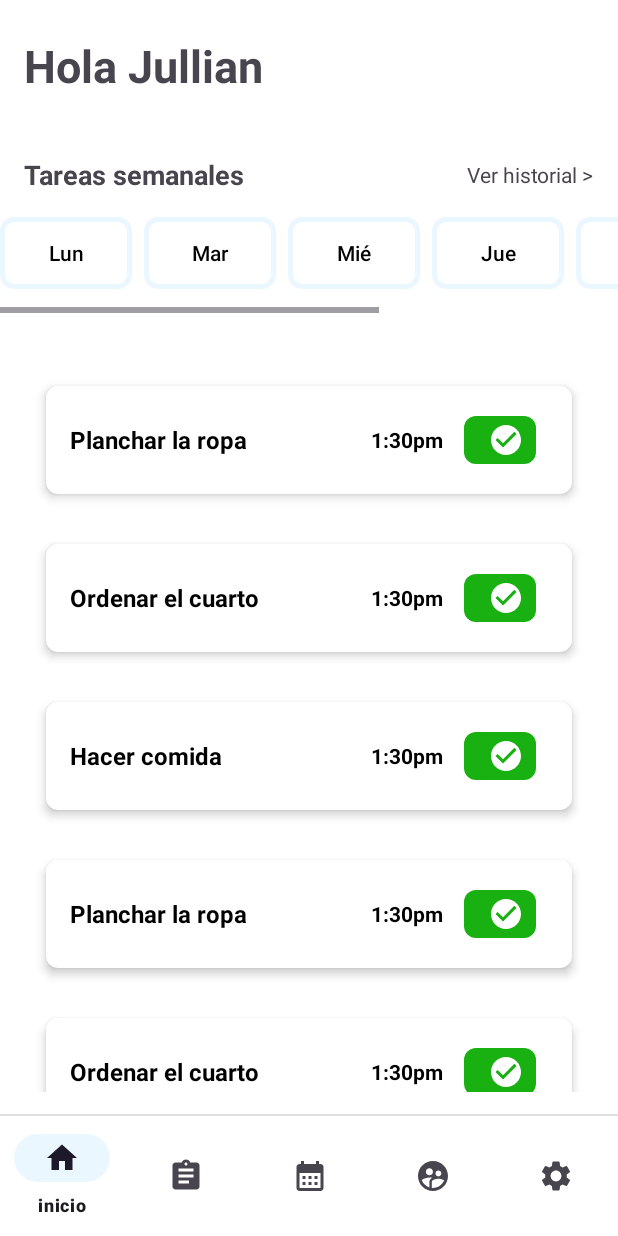
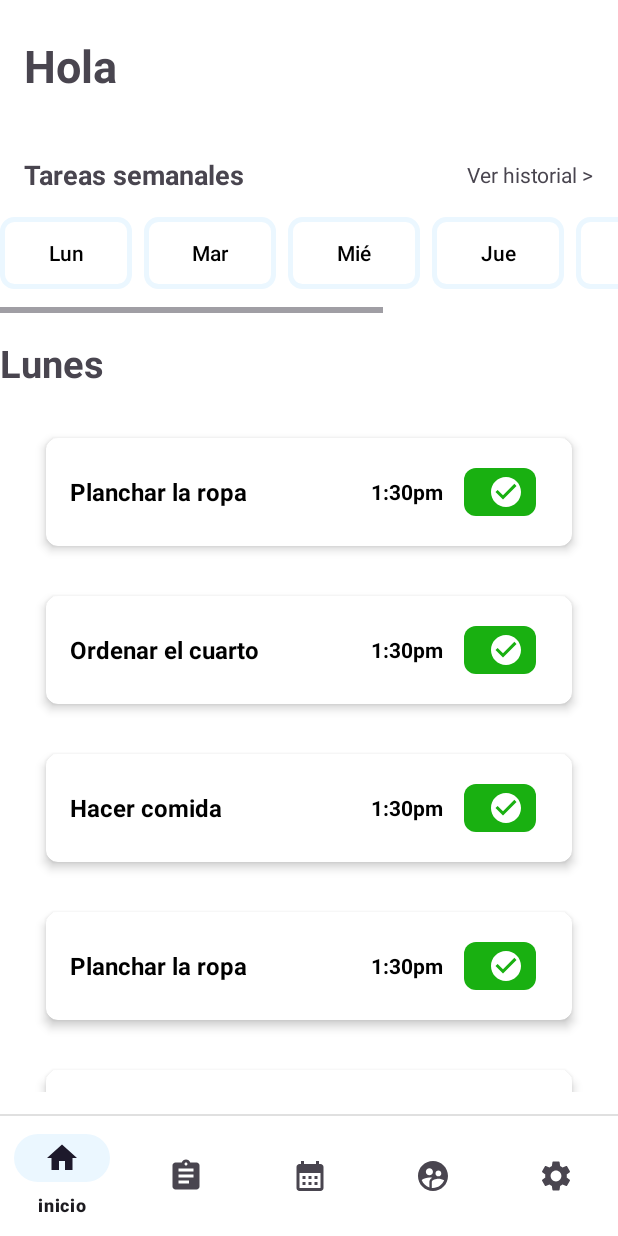
Before and after one commit to abel11604/Taskmate-App, an Android app: the MenuActivity screen opened directly, with no data from a screen before it, on a phone screen of 412 x 824 dp. Run offline under Robolectric (Android 15) with nearby library versions, the light colour scheme and no system bars.

Commit message:
fragment de inicio casi terminado

```diff
--- a/TaskMateApp/app/src/main/java/mx/edu/itson/taskmateapp/inicio.kt
+++ b/TaskMateApp/app/src/main/java/mx/edu/itson/taskmateapp/inicio.kt
@@ -9,27 +9,22 @@ import android.view.ViewGroup
 import android.widget.TextView
 import androidx.recyclerview.widget.LinearLayoutManager
 import androidx.recyclerview.widget.RecyclerView
+import com.google.android.material.button.MaterialButton
 
-// TODO: Rename parameter arguments, choose names that match
-// the fragment initialization parameters, e.g. ARG_ITEM_NUMBER
-private const val ARG_PARAM1 = "param1"
-private const val ARG_PARAM2 = "param2"
 
-/**
- * A simple [Fragment] subclass.
- * Use the [inicio.newInstance] factory method to
- * create an instance of this fragment.
- */
+private const val ARG_USUARIO = "usuario"
+private const val ARG_HOGAR = "hogar"
+
 class inicio : Fragment() {
-    // TODO: Rename and change types of parameters
-    private var param1: String? = null
-    private var param2: String? = null
+
+    private var usuario: Usuario? = null
+    private var hogar: Hogar? = null
 
     override fun onCreate(savedInstanceState: Bundle?) {
         super.onCreate(savedInstanceState)
         arguments?.let {
-            param1 = it.getString(ARG_PARAM1)
-            param2 = it.getString(ARG_PARAM2)
+            usuario = it.getSerializable(ARG_USUARIO) as? Usuario
+            hogar = it.getSerializable(ARG_HOGAR) as? Hogar
         }
 
     }
@@ -38,20 +33,47 @@ class inicio : Fragment() {
         inflater: LayoutInflater, container: ViewGroup?,
         savedInstanceState: Bundle?
     ): View? {
-        val rootView = inflater.inflate(R.layout.fragment_inicio, container, false)
+
+        return inflater.inflate(R.layout.fragment_inicio, container, false)
+    }
+
+    override fun onViewCreated(view: View, savedInstanceState: Bundle?) {
+        super.onViewCreated(view, savedInstanceState)
+
+        val bienvenida: TextView = view.findViewById(R.id.greetingTextView)
+        bienvenida.text = "Hola " + (usuario?.username ?: " ")
+
+        val diaTextView: TextView = view.findViewById(R.id.dia)
 
 
-        val historialBtn: TextView = rootView.findViewById(R.id.btn_ver_historial)
+        val btnLun = view.findViewById<MaterialButton>(R.id.btnLun)
+        val btnMar = view.findViewById<MaterialButton>(R.id.btnMar)
+        val btnMie = view.findViewById<MaterialButton>(R.id.btnMie)
+        val btnJue = view.findViewById<MaterialButton>(R.id.btnJue)
+        val btnVie = view.findViewById<MaterialButton>(R.id.btnVie)
+        val btnSab = view.findViewById<MaterialButton>(R.id.btnSab)
+        val btnDom = view.findViewById<MaterialButton>(R.id.btnDom)
+
+
+        btnLun.setOnClickListener { diaTextView.text = "Lunes" }
+        btnMar.setOnClickListener { diaTextView.text = "Martes" }
+        btnMie.setOnClickListener { diaTextView.text = "Miércoles" }
+        btnJue.setOnClickListener { diaTextView.text = "Jueves" }
+        btnVie.setOnClickListener { diaTextView.text = "Viernes" }
+        btnSab.setOnClickListener { diaTextView.text = "Sábado" }
+        btnDom.setOnClickListener { diaTextView.text = "Domingo" }
+
+        val historialBtn: TextView = view.findViewById(R.id.btn_ver_historial)
         historialBtn.setOnClickListener {
             val intent = Intent(activity, HistorialActivity::class.java)
             startActivity(intent)
         }
 
 
-        val recyclerView: RecyclerView = rootView.findViewById(R.id.rvTareas)
+        val recyclerView: RecyclerView = view.findViewById(R.id.rvTareas)
         recyclerView.layoutManager = LinearLayoutManager(context)
 
-        // Datos de prueba para las tareas
+
         val taskList = listOf(
             Task("Planchar la ropa", "Descripción de planchar la ropa"),
             Task("Ordenar el cuarto", "Descripción de ordenar el cuarto"),
@@ -63,33 +85,22 @@ class inicio : Fragment() {
             Task("Planchar la ropa", "Descripción de planchar la ropa"),
             Task("Ordenar el cuarto", "Descripción de ordenar el cuarto"),
             Task("Planchar la ropa", "Descripción de planchar la ropa"),
-            Task("Ordenar el cuarto", "Descripción de ordenar el cuarto"),
+            Task("Ordenar el cuarto", "Descripción de ordenar el cuarto")
+        )
 
-
-        )
 
         val adapter = TaskAdapter(taskList)
         recyclerView.adapter = adapter
-
-        return rootView
     }
 
     companion object {
-        /**
-         * Use this factory method to create a new instance of
-         * this fragment using the provided parameters.
-         *
-         * @param param1 Parameter 1.
-         * @param param2 Parameter 2.
-         * @return A new instance of fragment inicio.
-         */
-        // TODO: Rename and change types and number of parameters
+
         @JvmStatic
-        fun newInstance(param1: String, param2: String) =
+        fun newInstance(usuario: Usuario, hogar: Hogar) =
             inicio().apply {
                 arguments = Bundle().apply {
-                    putString(ARG_PARAM1, param1)
-                    putString(ARG_PARAM2, param2)
+                    putSerializable(ARG_USUARIO, usuario)
+                    putSerializable(ARG_HOGAR, hogar)
                 }
             }
     }
--- a/TaskMateApp/app/src/main/res/layout/fragment_inicio.xml
+++ b/TaskMateApp/app/src/main/res/layout/fragment_inicio.xml
@@ -87,99 +87,73 @@
                 android:paddingBottom="16dp">
 
                 <com.google.android.material.button.MaterialButton
+                    android:id="@+id/btnLun"
                     android:layout_width="wrap_content"
                     android:layout_height="wrap_content"
+                    android:layout_marginEnd="8dp"
                     android:text="Lun"
                     android:textColor="@color/black"
-                android:layout_marginEnd="8dp"
                     android:background="@drawable/day_button_bg"
-                android:insetLeft="0dp"
-                android:insetRight="0dp"
-                android:insetTop="0dp"
-                android:insetBottom="0dp"
-                app:backgroundTint="@null"
-                />
-
-            <com.google.android.material.button.MaterialButton
-                android:layout_width="wrap_content"
-                android:layout_height="wrap_content"
-                android:text="Mar"
-                android:textColor="@color/black"
-                android:layout_marginEnd="8dp"
-                android:background="@drawable/day_button_bg"
-                android:insetLeft="0dp"
-                android:insetRight="0dp"
-                android:insetTop="0dp"
-                android:insetBottom="0dp"
-                app:backgroundTint="@null"
-                />
-
-            <com.google.android.material.button.MaterialButton
-                android:layout_width="wrap_content"
-                android:layout_height="wrap_content"
-                android:text="Mié"
-                android:textColor="@color/black"
-                android:layout_marginEnd="8dp"
-                android:background="@drawable/day_button_bg"
-                android:insetLeft="0dp"
-                android:insetRight="0dp"
-                android:insetTop="0dp"
-                android:insetBottom="0dp"
-                app:backgroundTint="@null"/>
-
-            <com.google.android.material.button.MaterialButton
-                android:layout_width="wrap_content"
-                android:layout_height="wrap_content"
-                android:text="Jue"
-                android:textColor="@color/black"
-                android:layout_marginEnd="8dp"
-                android:background="@drawable/day_button_bg"
-                android:insetLeft="0dp"
-                android:insetRight="0dp"
-                android:insetTop="0dp"
-                android:insetBottom="0dp"
-                app:backgroundTint="@null"
-                />
-
-            <com.google.android.material.button.MaterialButton
-                android:layout_width="wrap_content"
-                android:layout_height="wrap_content"
-                android:text="Vie"
-                android:textColor="@color/black"
-                android:layout_marginEnd="8dp"
-                android:background="@drawable/day_button_bg"
-                android:insetLeft="0dp"
-                android:insetRight="0dp"
-                android:insetTop="0dp"
-                android:insetBottom="0dp"
                     app:backgroundTint="@null" />
 
                 <com.google.android.material.button.MaterialButton
+                    android:id="@+id/btnMar"
                     android:layout_width="wrap_content"
                     android:layout_height="wrap_content"
-                android:text="Sáb"
+                    android:layout_marginEnd="8dp"
+                    android:text="Mar"
                     android:textColor="@color/black"
-                android:layout_marginEnd="8dp"
                     android:background="@drawable/day_button_bg"
-                android:insetLeft="0dp"
-                android:insetRight="0dp"
-                android:insetTop="0dp"
-                android:insetBottom="0dp"
                     app:backgroundTint="@null" />
 
                 <com.google.android.material.button.MaterialButton
+                    android:id="@+id/btnMie"
+                    android:layout_width="wrap_content"
+                    android:layout_height="wrap_content"
+                    android:layout_marginEnd="8dp"
+                    android:text="Mié"
+                    android:textColor="@color/black"
+                    android:background="@drawable/day_button_bg"
+                    app:backgroundTint="@null" />
+
+                <com.google.android.material.button.MaterialButton
+                    android:id="@+id/btnJue"
+                    android:layout_width="wrap_content"
+                    android:layout_height="wrap_content"
+                    android:layout_marginEnd="8dp"
+                    android:text="Jue"
+                    android:textColor="@color/black"
+                    android:background="@drawable/day_button_bg"
+                    app:backgroundTint="@null" />
+
+                <com.google.android.material.button.MaterialButton
+                    android:id="@+id/btnVie"
+                    android:layout_width="wrap_content"
+                    android:layout_height="wrap_content"
+                    android:layout_marginEnd="8dp"
+                    android:text="Vie"
+                    android:textColor="@color/black"
+                    android:background="@drawable/day_button_bg"
+                    app:backgroundTint="@null" />
+
+                <com.google.android.material.button.MaterialButton
+                    android:id="@+id/btnSab"
+                    android:layout_width="wrap_content"
+                    android:layout_height="wrap_content"
+                    android:layout_marginEnd="8dp"
+                    android:text="Sáb"
+                    android:textColor="@color/black"
+                    android:background="@drawable/day_button_bg"
+                    app:backgroundTint="@null" />
+
+                <com.google.android.material.button.MaterialButton
+                    android:id="@+id/btnDom"
                     android:layout_width="wrap_content"
                     android:layout_height="wrap_content"
                     android:text="Dom"
                     android:textColor="@color/black"
-                android:layout_marginEnd="8dp"
                     android:background="@drawable/day_button_bg"
-                android:insetLeft="0dp"
-                android:insetRight="0dp"
-                android:insetTop="0dp"
-                android:insetBottom="0dp"
-                app:backgroundTint="@null"
-                />
+                    app:backgroundTint="@null" />
 
             </LinearLayout>
         </HorizontalScrollView>
@@ -190,8 +164,19 @@
             android:orientation="vertical"
             android:paddingTop="16dp">
 
+            <TextView
+                android:id="@+id/dia"
+                android:layout_width="wrap_content"
+                android:layout_height="wrap_content"
+                android:layout_alignParentStart="true"
+                android:layout_centerVertical="true"
+                android:layout_marginEnd="8dp"
+                android:text="Lunes"
+                android:textSize="25sp"
+                android:textStyle="bold" />
 
         </LinearLayout>
+
         <androidx.recyclerview.widget.RecyclerView
             android:id="@+id/rvTareas"
             android:layout_width="match_parent"
```
Also changed, not shown: TaskMateApp/app/src/main/java/mx/edu/itson/taskmateapp/InicioActivity.kt (+27 -4 lines), TaskMateApp/app/src/main/java/mx/edu/itson/taskmateapp/MenuActivity.kt (+10 -15 lines), TaskMateApp/app/src/main/java/mx/edu/itson/taskmateapp/activities.kt (+11 -18 lines), TaskMateApp/app/src/main/java/mx/edu/itson/taskmateapp/configuration.kt (+11 -18 lines), TaskMateApp/app/src/main/java/mx/edu/itson/taskmateapp/group.kt (+11 -18 lines), TaskMateApp/app/src/main/java/mx/edu/itson/taskmateapp/schedule.kt (+18 -26 lines). Lines whose indentation alone changed are shown as unchanged.
